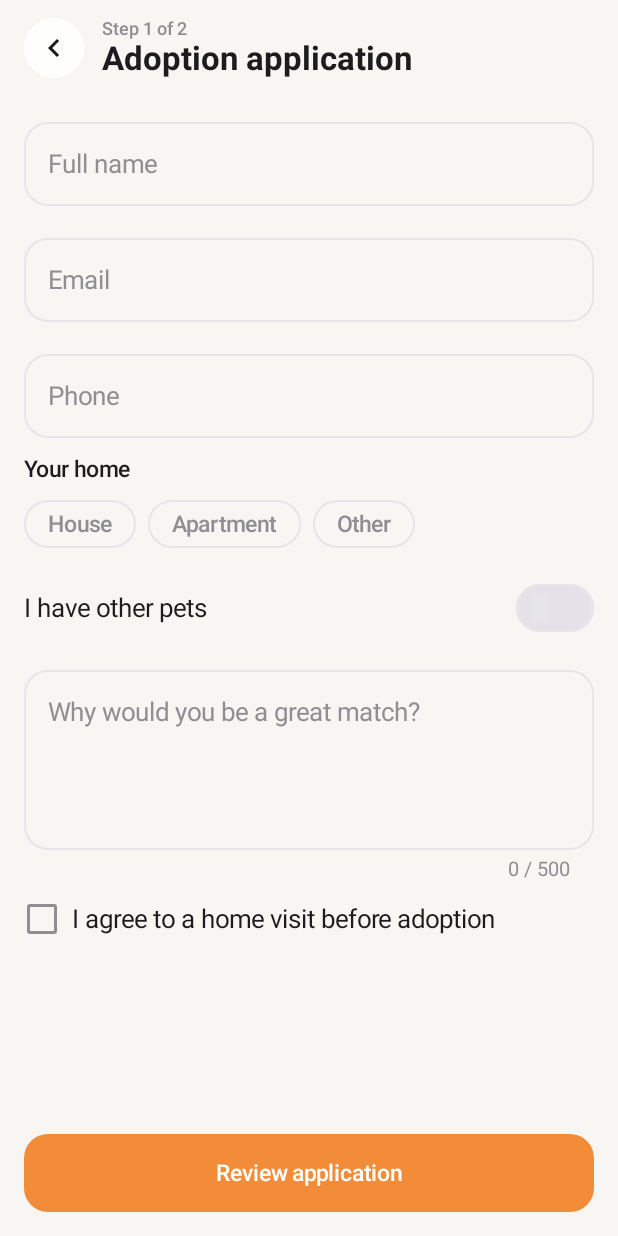
After one commit to aakocval/pet-adopt, an Android app built with Jetpack Compose: the composable AdoptionFormScreen shown on its own in the app's theme, on a phone screen of 412 x 824 dp. The commit adds this screen. Run offline under Robolectric (Android 15) with nearby library versions, the phone set to English and light mode, and no system bars.

Commit message:
[Feat] Add adoption form, review and success screens

```diff
--- /dev/null
+++ b/app/src/main/kotlin/io/github/aakocval/petadopt/feature/adoption/ui/AdoptionFormActions.kt
@@ -0,0 +1,16 @@
+package io.github.aakocval.petadopt.feature.adoption.ui
+
+import io.github.aakocval.petadopt.domain.model.HomeType
+
+/** All form callbacks in one place, so the screen signature stays readable. */
+internal data class AdoptionFormActions(
+    val onFullNameChange: (String) -> Unit = {},
+    val onEmailChange: (String) -> Unit = {},
+    val onPhoneChange: (String) -> Unit = {},
+    val onHomeTypeSelect: (HomeType) -> Unit = {},
+    val onHasOtherPetsChange: (Boolean) -> Unit = {},
+    val onMessageChange: (String) -> Unit = {},
+    val onHomeVisitChange: (Boolean) -> Unit = {},
+    val onContinue: () -> Unit = {},
+    val onBack: () -> Unit = {},
+)
--- /dev/null
+++ b/app/src/main/kotlin/io/github/aakocval/petadopt/feature/adoption/ui/AdoptionFormScreen.kt
@@ -0,0 +1,261 @@
+package io.github.aakocval.petadopt.feature.adoption.ui
+
+import androidx.compose.foundation.layout.Arrangement
+import androidx.compose.foundation.layout.Column
+import androidx.compose.foundation.layout.Row
+import androidx.compose.foundation.layout.fillMaxSize
+import androidx.compose.foundation.layout.fillMaxWidth
+import androidx.compose.foundation.layout.height
+import androidx.compose.foundation.layout.imePadding
+import androidx.compose.foundation.layout.padding
+import androidx.compose.foundation.rememberScrollState
+import androidx.compose.foundation.selection.toggleable
+import androidx.compose.foundation.text.KeyboardOptions
+import androidx.compose.foundation.verticalScroll
+import androidx.compose.material3.Button
+import androidx.compose.material3.Checkbox
+import androidx.compose.material3.FilterChip
+import androidx.compose.material3.MaterialTheme
+import androidx.compose.material3.OutlinedTextField
+import androidx.compose.material3.Surface
+import androidx.compose.material3.Switch
+import androidx.compose.material3.Text
+import androidx.compose.runtime.Composable
+import androidx.compose.ui.Alignment
+import androidx.compose.ui.Modifier
+import androidx.compose.ui.autofill.ContentType
+import androidx.compose.ui.res.stringResource
+import androidx.compose.ui.semantics.Role
+import androidx.compose.ui.semantics.contentType
+import androidx.compose.ui.semantics.error
+import androidx.compose.ui.semantics.semantics
+import androidx.compose.ui.text.input.ImeAction
+import androidx.compose.ui.text.input.KeyboardCapitalization
+import androidx.compose.ui.text.input.KeyboardType
+import androidx.compose.ui.tooling.preview.PreviewLightDark
+import androidx.compose.ui.unit.dp
+import io.github.aakocval.petadopt.R
+import io.github.aakocval.petadopt.core.designsystem.theme.PetAdoptTheme
+import io.github.aakocval.petadopt.core.designsystem.theme.Spacing
+import io.github.aakocval.petadopt.domain.model.HomeType
+import io.github.aakocval.petadopt.domain.validation.AdoptionApplicationValidator
+import io.github.aakocval.petadopt.domain.validation.ApplicationDraft
+import io.github.aakocval.petadopt.domain.validation.ApplicationField
+import io.github.aakocval.petadopt.domain.validation.FieldError
+import kotlinx.collections.immutable.persistentMapOf
+
+@Composable
+internal fun AdoptionFormScreen(
+    uiState: AdoptionUiState,
+    actions: AdoptionFormActions,
+    modifier: Modifier = Modifier,
+) {
+    val draft = uiState.draft
+    val errors = uiState.errors
+    Column(modifier = modifier.fillMaxSize().imePadding()) {
+        AdoptionTopBar(title = adoptionTitle(uiState.petName), step = 1, onBack = actions.onBack)
+        Column(
+            modifier =
+                Modifier
+                    .weight(1f)
+                    .verticalScroll(rememberScrollState())
+                    .padding(horizontal = Spacing.screenHorizontal, vertical = Spacing.sm),
+            verticalArrangement = Arrangement.spacedBy(Spacing.md),
+        ) {
+            FormField(
+                value = draft.fullName,
+                onValueChange = actions.onFullNameChange,
+                label = stringResource(R.string.adoption_full_name),
+                field = ApplicationField.FullName,
+                error = errors[ApplicationField.FullName],
+                keyboardOptions =
+                    KeyboardOptions(
+                        capitalization = KeyboardCapitalization.Words,
+                        imeAction = ImeAction.Next,
+                    ),
+                autofill = ContentType.PersonFullName,
+            )
+            FormField(
+                value = draft.email,
+                onValueChange = actions.onEmailChange,
+                label = stringResource(R.string.adoption_email),
+                field = ApplicationField.Email,
+                error = errors[ApplicationField.Email],
+                keyboardOptions = KeyboardOptions(keyboardType = KeyboardType.Email, imeAction = ImeAction.Next),
+                autofill = ContentType.EmailAddress,
+            )
+            FormField(
+                value = draft.phone,
+                onValueChange = actions.onPhoneChange,
+                label = stringResource(R.string.adoption_phone),
+                field = ApplicationField.Phone,
+                error = errors[ApplicationField.Phone],
+                keyboardOptions = KeyboardOptions(keyboardType = KeyboardType.Phone, imeAction = ImeAction.Next),
+                autofill = ContentType.PhoneNumber,
+            )
+            HomeTypePicker(
+                selected = draft.homeType,
+                error = errors[ApplicationField.HomeType],
+                onSelect = actions.onHomeTypeSelect,
+            )
+            Row(
+                modifier =
+                    Modifier
+                        .fillMaxWidth()
+                        .toggleable(
+                            value = draft.hasOtherPets,
+                            role = Role.Switch,
+                            onValueChange = actions.onHasOtherPetsChange,
+                        ).padding(vertical = Spacing.xs),
+                verticalAlignment = Alignment.CenterVertically,
+            ) {
+                Text(stringResource(R.string.adoption_other_pets), modifier = Modifier.weight(1f))
+                Switch(checked = draft.hasOtherPets, onCheckedChange = null)
+            }
+            FormField(
+                value = draft.message,
+                onValueChange = actions.onMessageChange,
+                label = stringResource(R.string.adoption_message),
+                field = ApplicationField.Message,
+                error = errors[ApplicationField.Message],
+                keyboardOptions = KeyboardOptions(capitalization = KeyboardCapitalization.Sentences),
+                singleLine = false,
+                counter =
+                    stringResource(
+                        R.string.adoption_message_counter,
+                        draft.message.length,
+                        AdoptionApplicationValidator.MESSAGE_MAX_LENGTH,
+                    ),
+            )
+            HomeVisitConsent(
+                checked = draft.agreesToHomeVisit,
+                error = errors[ApplicationField.HomeVisit],
+                onCheckedChange = actions.onHomeVisitChange,
+            )
+        }
+        Button(
+            onClick = actions.onContinue,
+            modifier =
+                Modifier
+                    .fillMaxWidth()
+                    .padding(Spacing.screenHorizontal)
+                    .height(52.dp),
+            shape = MaterialTheme.shapes.medium,
+        ) { Text(stringResource(R.string.adoption_continue)) }
+    }
+}
+
+@Composable
+private fun FormField(
+    value: String,
+    onValueChange: (String) -> Unit,
+    label: String,
+    field: ApplicationField,
+    error: FieldError?,
+    keyboardOptions: KeyboardOptions,
+    autofill: ContentType? = null,
+    singleLine: Boolean = true,
+    counter: String? = null,
+) {
+    val errorText = error?.let { errorMessage(field, it) }
+    OutlinedTextField(
+        value = value,
+        onValueChange = onValueChange,
+        label = { Text(label) },
+        isError = error != null,
+        supportingText =
+            if (errorText != null || counter != null) {
+                {
+                    Row {
+                        Text(errorText.orEmpty(), modifier = Modifier.weight(1f))
+                        counter?.let { Text(it) }
+                    }
+                }
+            } else {
+                null
+            },
+        singleLine = singleLine,
+        minLines = if (singleLine) 1 else MESSAGE_MIN_LINES,
+        keyboardOptions = keyboardOptions,
+        shape = MaterialTheme.shapes.medium,
+        modifier =
+            Modifier
+                .fillMaxWidth()
+                .semantics {
+                    autofill?.let { contentType = it }
+                    errorText?.let { error(it) }
+                },
+    )
+}
+
+@Composable
+private fun HomeTypePicker(
+    selected: HomeType?,
+    error: FieldError?,
+    onSelect: (HomeType) -> Unit,
+) {
+    Column(verticalArrangement = Arrangement.spacedBy(Spacing.xs)) {
+        Text(stringResource(R.string.adoption_home_type), style = MaterialTheme.typography.titleSmall)
+        Row(horizontalArrangement = Arrangement.spacedBy(Spacing.sm)) {
+            HomeType.entries.forEach { type ->
+                FilterChip(
+                    selected = type == selected,
+                    onClick = { onSelect(type) },
+                    label = { Text(homeTypeLabel(type)) },
+                    shape = MaterialTheme.shapes.extraLarge,
+                )
+            }
+        }
+        error?.let { ErrorText(errorMessage(ApplicationField.HomeType, it)) }
+    }
+}
+
+@Composable
+private fun HomeVisitConsent(
+    checked: Boolean,
+    error: FieldError?,
+    onCheckedChange: (Boolean) -> Unit,
+) {
+    Column {
+        Row(
+            modifier =
+                Modifier
+                    .fillMaxWidth()
+                    .toggleable(value = checked, role = Role.Checkbox, onValueChange = onCheckedChange),
+            verticalAlignment = Alignment.CenterVertically,
+        ) {
+            Checkbox(checked = checked, onCheckedChange = null)
+            Text(stringResource(R.string.adoption_home_visit), modifier = Modifier.padding(start = Spacing.sm))
+        }
+        error?.let { ErrorText(errorMessage(ApplicationField.HomeVisit, it)) }
+    }
+}
+
+@Composable
+private fun ErrorText(text: String) {
+    Text(text = text, color = MaterialTheme.colorScheme.error, style = MaterialTheme.typography.bodySmall)
+}
+
+private const val MESSAGE_MIN_LINES = 4
+
+@PreviewLightDark
+@Composable
+private fun AdoptionFormScreenPreview() {
+    PetAdoptTheme {
+        Surface(color = MaterialTheme.colorScheme.background) {
+            AdoptionFormScreen(
+                uiState =
+                    AdoptionUiState(
+                        petName = "Biscuit",
+                        draft = ApplicationDraft(fullName = "Alex", email = "alex@example.com", phone = "555"),
+                        errors =
+                            persistentMapOf(
+                                ApplicationField.Phone to FieldError.TooShort,
+                                ApplicationField.HomeType to FieldError.Required,
+                            ),
+                    ),
+                actions = AdoptionFormActions(),
+            )
+        }
+    }
+}
--- /dev/null
+++ b/app/src/main/kotlin/io/github/aakocval/petadopt/feature/adoption/ui/AdoptionTopBar.kt
@@ -0,0 +1,45 @@
+package io.github.aakocval.petadopt.feature.adoption.ui
+
+import androidx.compose.foundation.layout.Column
+import androidx.compose.foundation.layout.Row
+import androidx.compose.foundation.layout.fillMaxWidth
+import androidx.compose.foundation.layout.padding
+import androidx.compose.material3.MaterialTheme
+import androidx.compose.material3.Text
+import androidx.compose.runtime.Composable
+import androidx.compose.ui.Alignment
+import androidx.compose.ui.Modifier
+import androidx.compose.ui.res.stringResource
+import androidx.compose.ui.semantics.heading
+import androidx.compose.ui.semantics.semantics
+import io.github.aakocval.petadopt.R
+import io.github.aakocval.petadopt.core.designsystem.component.BackButton
+import io.github.aakocval.petadopt.core.designsystem.theme.Spacing
+
+/** Back button, "Step n of 2" and the screen title. */
+@Composable
+internal fun AdoptionTopBar(
+    title: String,
+    step: Int,
+    onBack: () -> Unit,
+) {
+    Row(
+        modifier =
+            Modifier
+                .fillMaxWidth()
+                .padding(horizontal = Spacing.md, vertical = Spacing.sm),
+        verticalAlignment = Alignment.CenterVertically,
+    ) {
+        BackButton(onClick = onBack)
+        Column(modifier = Modifier.padding(start = Spacing.sm)) {
+            Text(
+                text = stringResource(R.string.adoption_step, step, STEP_COUNT),
+                style = MaterialTheme.typography.labelMedium,
+                color = MaterialTheme.colorScheme.onSurfaceVariant,
+            )
+            Text(text = title, style = MaterialTheme.typography.titleLarge, modifier = Modifier.semantics { heading() })
+        }
+    }
+}
+
+private const val STEP_COUNT = 2
--- a/app/src/main/res/values/strings.xml
+++ b/app/src/main/res/values/strings.xml
@@ -91,6 +91,46 @@
     </plurals>
     <string name="auth_error_rejected">Couldn\'t sign in with those details.</string>
 
+    <!-- Adoption -->
+    <string name="adoption_title">Apply for %1$s</string>
+    <string name="adoption_title_generic">Adoption application</string>
+    <string name="adoption_step">Step %1$d of %2$d</string>
+    <string name="adoption_full_name">Full name</string>
+    <string name="adoption_email">Email</string>
+    <string name="adoption_phone">Phone</string>
+    <string name="adoption_home_type">Your home</string>
+    <string name="adoption_home_house">House</string>
+    <string name="adoption_home_apartment">Apartment</string>
+    <string name="adoption_home_other">Other</string>
+    <string name="adoption_other_pets">I have other pets</string>
+    <string name="adoption_message">Why would you be a great match?</string>
+    <string name="adoption_message_counter">%1$d / %2$d</string>
+    <string name="adoption_home_visit">I agree to a home visit before adoption</string>
+    <string name="adoption_continue">Review application</string>
+    <string name="adoption_review_title">Review</string>
+    <string name="adoption_edit">Edit</string>
+    <string name="adoption_submit">Send application</string>
+    <string name="adoption_submit_failed">Couldn\'t send your application. Please try again.</string>
+    <string name="adoption_yes">Yes</string>
+    <string name="adoption_no">No</string>
+    <string name="adoption_success_title">Application sent!</string>
+    <string name="adoption_success_body">The shelter will be in touch about %1$s soon.</string>
+    <string name="adoption_success_reference">Reference %1$s</string>
+    <string name="adoption_done">Done</string>
+    <string name="adoption_error_required">Required</string>
+    <string name="adoption_error_name_characters">Use letters, spaces, hyphens or apostrophes</string>
+    <string name="adoption_error_name_short">Enter your full name</string>
+    <string name="adoption_error_email">Enter a valid email address</string>
+    <string name="adoption_error_phone_short">That number looks too short</string>
+    <string name="adoption_error_phone_long">That number looks too long</string>
+    <string name="adoption_error_phone_format">Only use + at the start</string>
+    <plurals name="adoption_error_message_short">
+        <item quantity="one">Write at least %d character</item>
+        <item quantity="other">Write at least %d characters</item>
+    </plurals>
+    <string name="adoption_error_home_type">Choose one</string>
+    <string name="adoption_error_home_visit">Needed to continue</string>
+
     <!-- Tabs -->
     <string name="tab_browse">Browse</string>
     <string name="tab_explore">Explore</string>
```
Also changed, not shown: app/src/main/kotlin/io/github/aakocval/petadopt/feature/adoption/ui/AdoptionReviewScreen.kt (added, +161 -0 lines), app/src/main/kotlin/io/github/aakocval/petadopt/feature/adoption/ui/AdoptionSuccessScreen.kt (added, +98 -0 lines), app/src/main/kotlin/io/github/aakocval/petadopt/feature/adoption/ui/AdoptionText.kt (added, +75 -0 lines).
